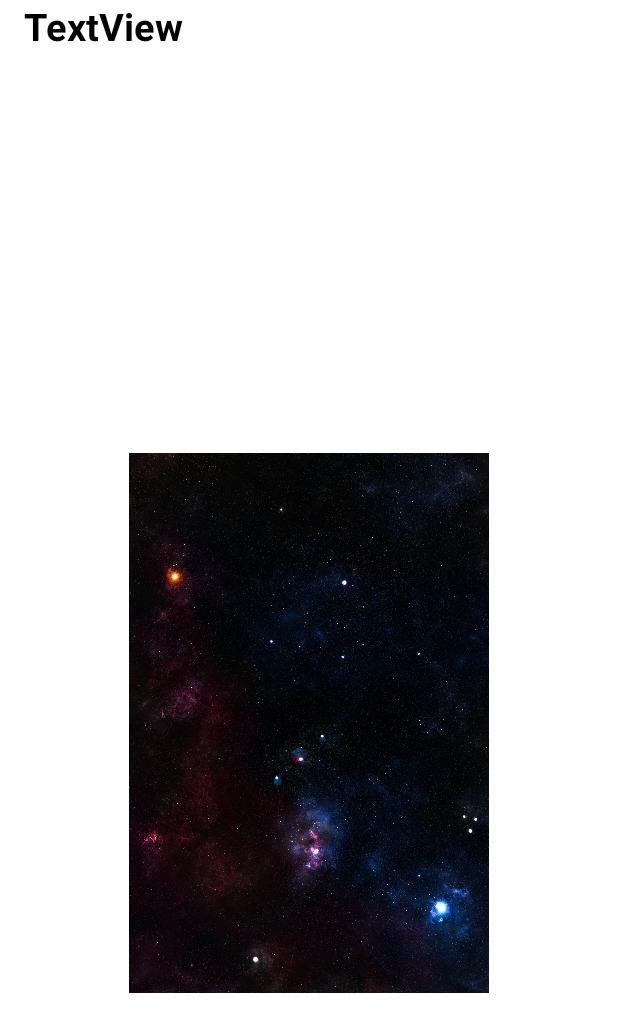
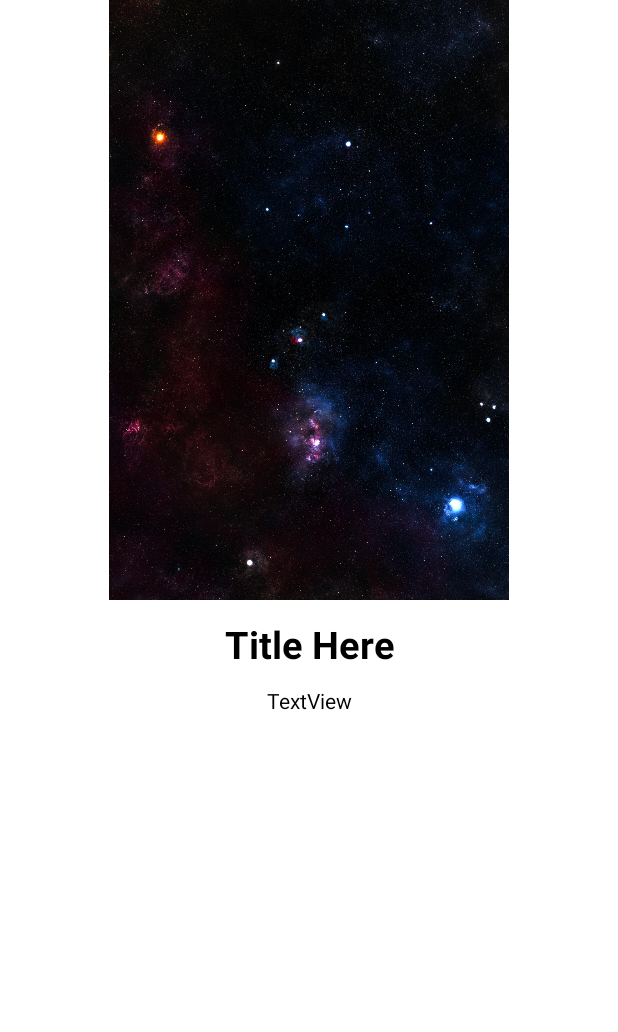
Before and after one commit to amritforu2019/App_SubhlabhNewVersion, an Android app: the layout layout_intro_screen.xml on its own in the app's theme, with its tools: preview values and no code run, on a phone screen of 412 x 824 dp. Shown: the top 1032 px of the screen. Run offline under Robolectric (Android 15) with nearby library versions, the phone set to English and light mode, and no system bars; network calls fail.

Commit message:
Commit 28112022

```diff
--- a/app/src/main/java/com/vastu/shubhlabhvastu/Adapter/IntroViewPagerAdapter.java
+++ b/app/src/main/java/com/vastu/shubhlabhvastu/Adapter/IntroViewPagerAdapter.java
@@ -11,6 +11,7 @@ import android.widget.TextView;
 import androidx.annotation.NonNull;
 import androidx.viewpager.widget.PagerAdapter;
 
+import com.bumptech.glide.Glide;
 import com.vastu.shubhlabhvastu.Model.ScreenItem;
 import com.vastu.shubhlabhvastu.R;
 
@@ -40,7 +41,9 @@ public class IntroViewPagerAdapter extends PagerAdapter {
 
         title.setText(mListScreen.get(position).getTitle());
         description.setText(mListScreen.get(position).getDescription());
-        imgSlide.setImageResource(mListScreen.get(position).getScreenImg());
+        //imgSlide.setImageURI(mListScreen.get(position).getScreenImg());
+        Glide.with(mContext).load(mListScreen.get(position).getScreenImg()).placeholder(R.drawable.loading_img).error(R.drawable.no_image).into(imgSlide);
+
 
         container.addView(layoutScreen);
 
--- a/app/src/main/java/com/vastu/shubhlabhvastu/Task/API.java
+++ b/app/src/main/java/com/vastu/shubhlabhvastu/Task/API.java
@@ -8,6 +8,7 @@ public interface API {
 
     String SITE_URL = "https://devindia.in/demo/subhlabh/";
     String BASE_URL = "https://devindia.in/demo/subhlabh/api/v1/";
+    String IMAGE_URL_INTRO = SITE_URL+"upload/intro_data/";
     String COMMON_APP_VERSION = BASE_URL + "common?GET-TYPE=APPVER";
     String COMMON_INTRO_DATA = BASE_URL + "common?GET-TYPE=INTRO";
 
--- a/app/src/main/res/layout/layout_intro_screen.xml
+++ b/app/src/main/res/layout/layout_intro_screen.xml
@@ -2,66 +2,39 @@
 <LinearLayout
     xmlns:android="http://schemas.android.com/apk/res/android"
     xmlns:app="http://schemas.android.com/apk/res-auto"
-    xmlns:tools="http://schemas.android.com/tools"
     android:layout_width="match_parent"
     android:layout_height="match_parent"
-    android:background="#ffffff"
     android:orientation="vertical">
 
-    <androidx.constraintlayout.widget.Guideline
-        android:id="@+id/guideline"
-        android:layout_width="wrap_content"
-        android:layout_height="wrap_content"
-        android:orientation="vertical"  />
+    <ImageView
+        android:id="@+id/intro_img"
+        android:layout_width="match_parent"
+        android:layout_height="400dp"
+        android:layout_marginBottom="12dp"
+        android:src="@drawable/intro1"
+        android:scaleType="centerInside"/>
 
     <TextView
         android:id="@+id/intro_title"
-        android:layout_width="wrap_content"
+        android:layout_width="match_parent"
         android:layout_height="wrap_content"
-        android:layout_marginStart="16dp"
-        android:layout_marginLeft="16dp"
-        android:layout_marginEnd="16dp"
-        android:layout_marginRight="16dp"
-        android:layout_marginBottom="8dp"
-        android:text="TextView"
+        android:text="Title Here"
         android:textColor="@color/black"
         android:textSize="25dp"
         android:textStyle="bold"
-        app:layout_constraintBottom_toTopOf="@+id/guideline"
-        app:layout_constraintEnd_toEndOf="parent"
-        app:layout_constraintStart_toStartOf="parent"
-        app:layout_constraintTop_toTopOf="@+id/guideline" />
+        android:textAlignment="center"/>
 
     <TextView
-        android:lineSpacingExtra="16dp"
+        android:lineSpacingExtra="10dp"
         android:id="@+id/intro_description"
-        android:layout_width="0dp"
+        android:layout_width="match_parent"
         android:layout_height="wrap_content"
-        android:layout_marginStart="32dp"
-        android:layout_marginLeft="32dp"
-        android:layout_marginTop="8dp"
-        android:layout_marginEnd="32dp"
-        android:layout_marginRight="32dp"
-        android:layout_marginBottom="8dp"
+        android:textColor="@color/black"
+        android:padding="5dp"
+        android:layout_marginTop="5dp"
         android:text="TextView"
         android:textAlignment="center"
-        app:layout_constraintBottom_toBottomOf="parent"
-        app:layout_constraintEnd_toEndOf="parent"
-        app:layout_constraintStart_toStartOf="parent"
-        app:layout_constraintTop_toBottomOf="@+id/intro_title"
-        app:layout_constraintVertical_bias="0.13" />
+        app:layout_constraintTop_toBottomOf="@+id/intro_title"  />
 
-    <ImageView
-        android:id="@+id/intro_img"
-        android:layout_width="wrap_content"
-        android:layout_height="360dp"
-        android:layout_marginStart="8dp"
-        android:layout_marginLeft="8dp"
-        android:layout_marginEnd="8dp"
-        android:layout_marginRight="8dp"
-        android:layout_marginBottom="32dp"
-        app:layout_constraintBottom_toTopOf="@+id/intro_title"
-        app:layout_constraintEnd_toEndOf="parent"
-        app:layout_constraintStart_toStartOf="parent"
-        android:src="@drawable/intro1" />
+
 </LinearLayout>
```
Also changed, not shown: app/src/main/java/com/vastu/shubhlabhvastu/Activity/Intro.java (+113 -12 lines), app/src/main/java/com/vastu/shubhlabhvastu/Model/ScreenItem.java (+4 -5 lines), app/src/main/res/layout/activity_intro.xml (+44 -53 lines), app/src/main/res/drawable/loading_img.jpg (added), app/src/main/res/drawable/no_image.png (added).
